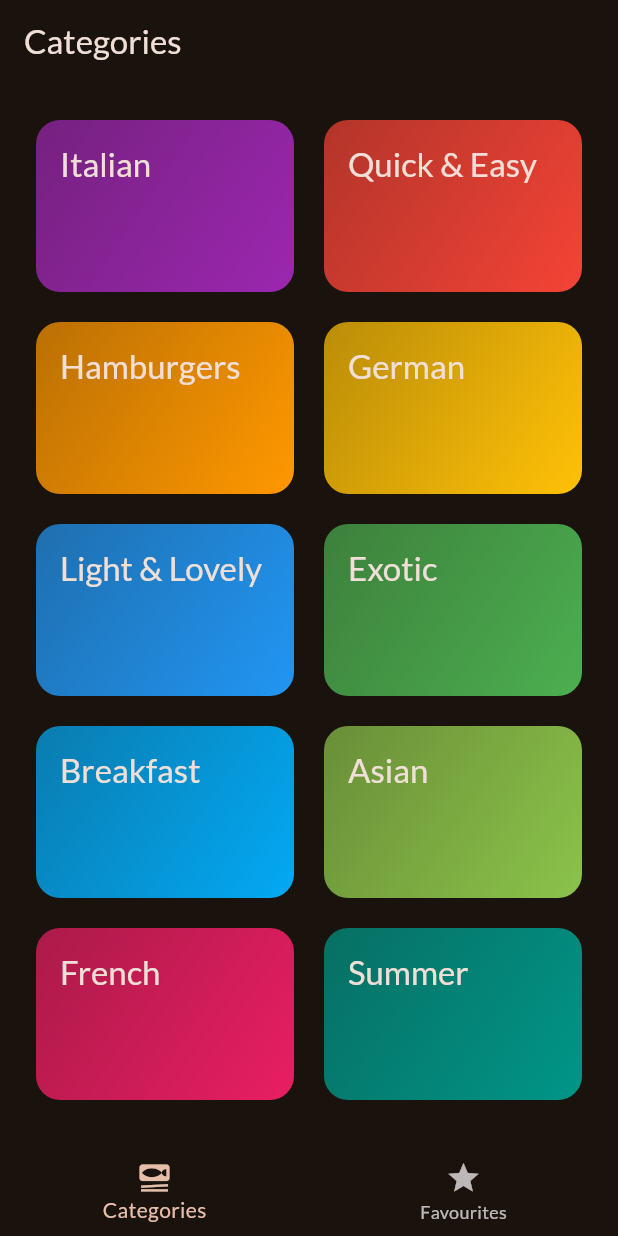
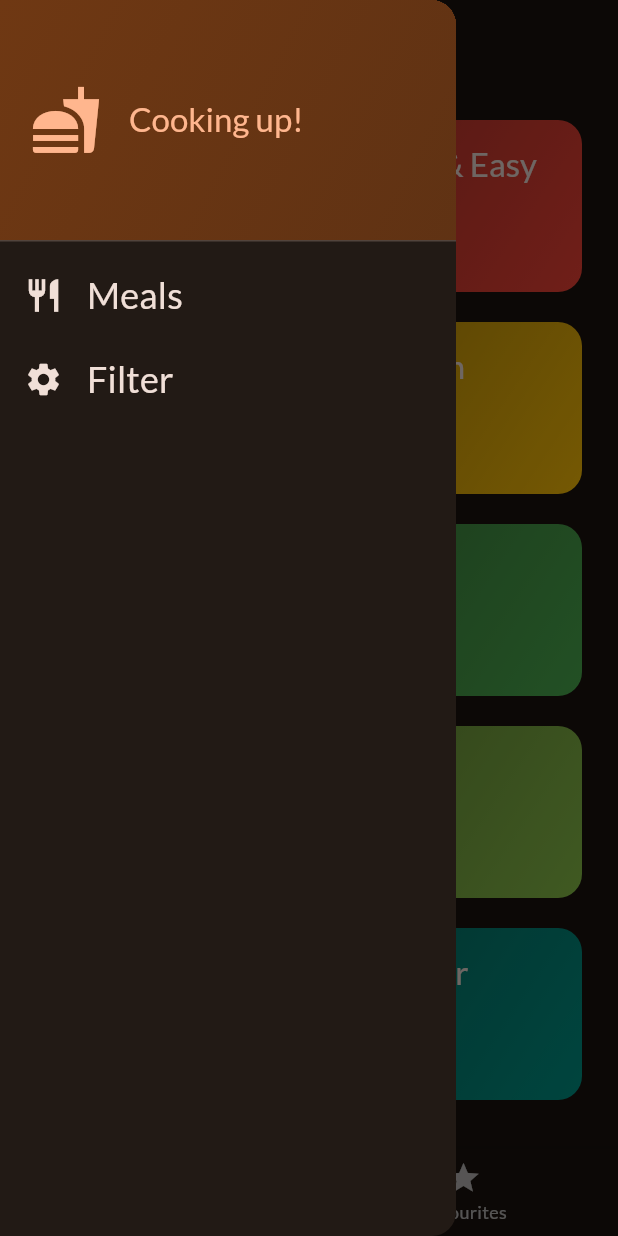
Before and after one commit to raunakb03/flutter_meals_app, a Flutter app: the screen it shows after launch, with the side drawer open (before the commit the screen has no drawer), on a phone screen of 412 x 824 dp. Run offline on Flutter 3.47's test engine with Material 2 defaults, Android fonts, the phone set to English and light mode, and no system bars; our stand-ins replace google_fonts, transparent_image.

Commit message:
adding side drawer

```diff
--- a/lib/screens/tabs.dart
+++ b/lib/screens/tabs.dart
@@ -2,6 +2,7 @@ import 'package:flutter/material.dart';
 import 'package:meals_app/models/meal.dart';
 import 'package:meals_app/screens/categories.dart';
 import 'package:meals_app/screens/meals.dart';
+import 'package:meals_app/widgets/main_drawer.dart';
 
 class TabsScreen extends StatefulWidget {
   const TabsScreen({super.key});
@@ -52,6 +53,7 @@ class _TabsScreen extends State<TabsScreen> {
     );
     var activePageTitle = 'Categories';
 
+    // to show favourites screen
     if (_selectedPageIndex == 1) {
       activePage = MealsScreen(
         meals: _favouriteMeals,
@@ -64,6 +66,7 @@ class _TabsScreen extends State<TabsScreen> {
       appBar: AppBar(
         title: Text(activePageTitle),
       ),
+      drawer: const MainDrawer(),
       body: activePage,
       bottomNavigationBar: BottomNavigationBar(
         onTap: _selectPage,
--- /dev/null
+++ b/lib/widgets/main_drawer.dart
@@ -0,0 +1,77 @@
+import 'package:flutter/material.dart';
+
+class MainDrawer extends StatelessWidget {
+  const MainDrawer({super.key});
+  @override
+  Widget build(BuildContext context) {
+    return Drawer(
+      child: Column(
+        children: [
+          DrawerHeader(
+            padding: const EdgeInsets.all(20),
+            decoration: BoxDecoration(
+              gradient: LinearGradient(
+                colors: [
+                  Theme.of(context).colorScheme.primaryContainer,
+                  Theme.of(context)
+                      .colorScheme
+                      .primaryContainer
+                      .withOpacity(0.8),
+                ],
+                begin: Alignment.topLeft,
+                end: Alignment.bottomRight,
+              ),
+            ),
+            child: Row(
+              children: [
+                Icon(
+                  Icons.fastfood,
+                  size: 48,
+                  color: Theme.of(context).colorScheme.primary,
+                ),
+                const SizedBox(width: 18),
+                Text(
+                  'Cooking up!',
+                  style: Theme.of(context)
+                      .textTheme
+                      .titleLarge!
+                      .copyWith(color: Theme.of(context).colorScheme.primary),
+                )
+              ],
+            ),
+          ),
+          ListTile(
+            leading: Icon(
+              Icons.restaurant,
+              size: 26,
+              color: Theme.of(context).colorScheme.onBackground,
+            ),
+            title: Text(
+              'Meals',
+              style: Theme.of(context).textTheme.titleSmall!.copyWith(
+                    color: Theme.of(context).colorScheme.onBackground,
+                    fontSize: 24,
+                  ),
+            ),
+            onTap: () {},
+          ),
+          ListTile(
+            leading: Icon(
+              Icons.settings,
+              size: 26,
+              color: Theme.of(context).colorScheme.onBackground,
+            ),
+            title: Text(
+              'Filter',
+              style: Theme.of(context).textTheme.titleSmall!.copyWith(
+                    color: Theme.of(context).colorScheme.onBackground,
+                    fontSize: 24,
+                  ),
+            ),
+            onTap: () {},
+          ),
+        ],
+      ),
+    );
+  }
+}
```
